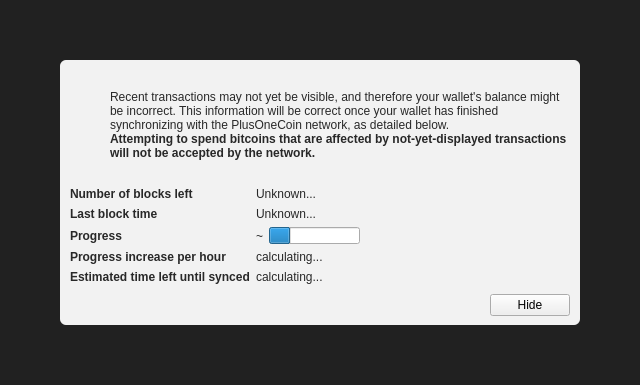
First picture: the form in src/qt/forms/modaloverlay.ui, repository Oskii/Brazio, before the edit.
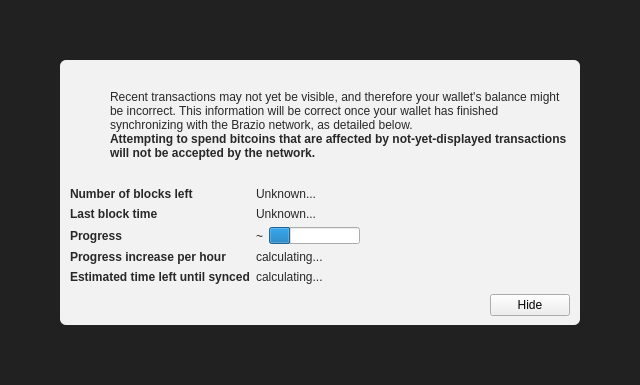
Second picture: the form after the edit. Icons and pictures are not drawn. Custom widgets are drawn as their Qt base class.

Commit message: rebranding and new dev wallet

Patch:
```diff
--- a/src/qt/forms/modaloverlay.ui
+++ b/src/qt/forms/modaloverlay.ui
@@ -130,7 +130,7 @@
              <item>
               <widget class="QLabel" name="infoText">
                <property name="text">
-                <string>Recent transactions may not yet be visible, and therefore your wallet's balance might be incorrect. This information will be correct once your wallet has finished synchronizing with the PlusOneCoin network, as detailed below.</string>
+                <string>Recent transactions may not yet be visible, and therefore your wallet's balance might be incorrect. This information will be correct once your wallet has finished synchronizing with the Brazio network, as detailed below.</string>
                </property>
                <property name="textFormat">
                 <enum>Qt::RichText</enum>
```
The commit also changes 640 other files.
